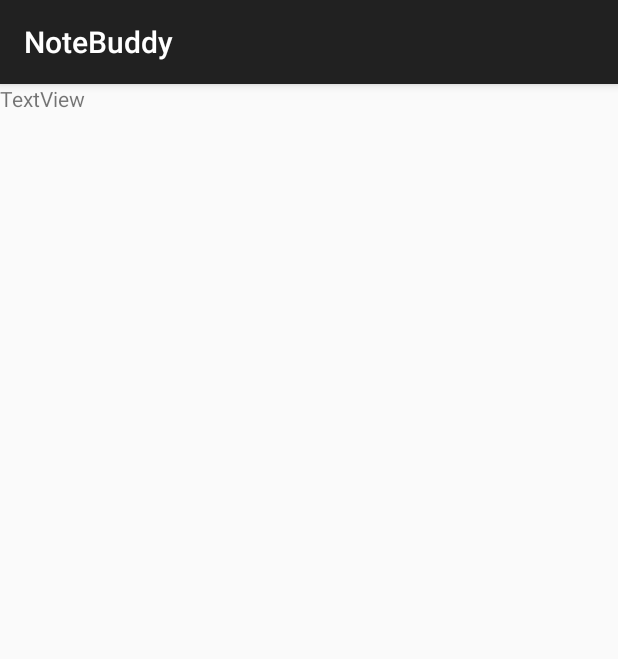
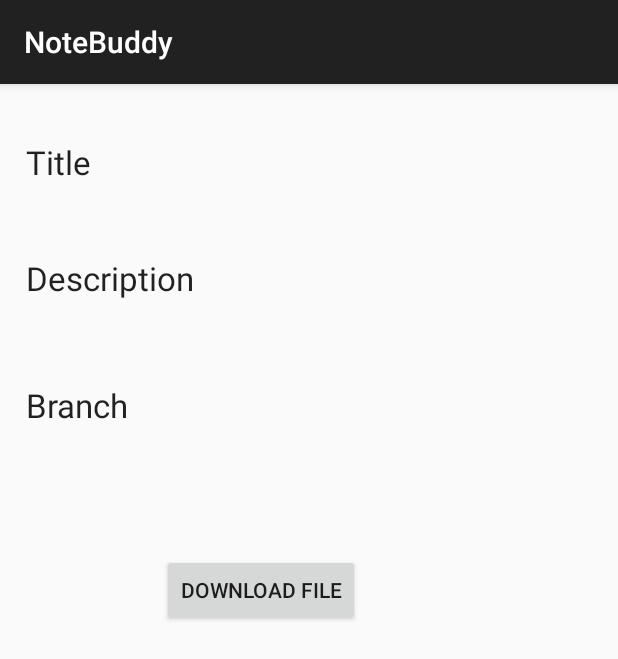
Before and after one commit to 20Aditya/NoteBuddy, an Android app: the ViewNoteActivity screen opened directly, with no data from a screen before it, on a phone screen of 412 x 824 dp. Shown: the top 659 px of the screen. Run offline under Robolectric (Android 15) with nearby library versions, the phone set to English and light mode, and no system bars; our stand-ins replace Firebase (no records; nobody signed in at launch, a user with empty details on screens opened directly); libraries missing offline, so code that uses them is left out: com.firebase.client; 2 statements that could not run were skipped.

Commit message:
Second Commit

```diff
--- a/app/src/main/res/layout/activity_view_note.xml
+++ b/app/src/main/res/layout/activity_view_note.xml
@@ -1,16 +1,79 @@
 <?xml version="1.0" encoding="utf-8"?>
-<LinearLayout xmlns:android="http://schemas.android.com/apk/res/android"
+<RelativeLayout xmlns:android="http://schemas.android.com/apk/res/android"
     xmlns:app="http://schemas.android.com/apk/res-auto"
     xmlns:tools="http://schemas.android.com/tools"
     android:layout_width="match_parent"
     android:layout_height="match_parent"
-    tools:context="com.example.aditya.notebuddy.ViewNoteActivity">
+    tools:context="com.example.aditya.notebuddy.ViewNoteActivity"
+    android:orientation="vertical">
 
 
     <TextView
-        android:id="@+id/textView"
+        android:id="@+id/textView2"
         android:layout_width="wrap_content"
         android:layout_height="wrap_content"
-        android:layout_weight="1"
-        android:text="TextView" />
-</LinearLayout>
+        android:layout_alignParentStart="true"
+        android:layout_alignParentTop="true"
+        android:layout_marginStart="17dp"
+        android:layout_marginTop="37dp"
+        android:text="Title"
+        android:textAppearance="@style/TextAppearance.AppCompat.Large" />
+
+    <TextView
+        android:id="@+id/textView3"
+        android:layout_width="500dp"
+        android:layout_height="wrap_content"
+        android:layout_alignStart="@+id/textView2"
+        android:layout_below="@+id/textView2"
+        android:layout_marginTop="11dp" />
+
+    <TextView
+        android:id="@+id/textView4"
+        android:layout_width="wrap_content"
+        android:layout_height="wrap_content"
+        android:layout_alignStart="@+id/textView3"
+        android:layout_below="@+id/textView3"
+        android:layout_marginTop="17dp"
+        android:text="Description"
+        android:textAppearance="@style/TextAppearance.AppCompat.Large" />
+
+    <TextView
+        android:id="@+id/textView5"
+        android:layout_width="wrap_content"
+        android:layout_height="wrap_content"
+        android:layout_alignParentEnd="true"
+        android:layout_alignStart="@+id/textView4"
+        android:layout_below="@+id/textView4"
+        android:layout_marginTop="14dp" />
+
+    <TextView
+        android:id="@+id/textView6"
+        android:layout_width="wrap_content"
+        android:layout_height="wrap_content"
+        android:layout_alignStart="@+id/textView5"
+        android:layout_below="@+id/textView5"
+        android:layout_marginTop="22dp"
+        android:text="Branch"
+        android:textAppearance="@style/TextAppearance.AppCompat.Large" />
+
+    <TextView
+        android:id="@+id/textView7"
+        android:layout_width="wrap_content"
+        android:layout_height="wrap_content"
+        android:layout_alignParentEnd="true"
+        android:layout_alignStart="@+id/textView6"
+        android:layout_below="@+id/textView6"
+        android:layout_marginTop="16dp" />
+
+
+
+    <Button
+        android:id="@+id/button2"
+        android:layout_width="wrap_content"
+        android:layout_height="wrap_content"
+        android:layout_below="@+id/textView7"
+        android:layout_marginStart="22dp"
+        android:layout_marginTop="49dp"
+        android:layout_toEndOf="@+id/textView6"
+        android:text="Download File" />
+</RelativeLayout>
```
Also changed, not shown: app/src/main/java/com/example/aditya/notebuddy/ViewNoteActivity.java (+91 -1 lines).
